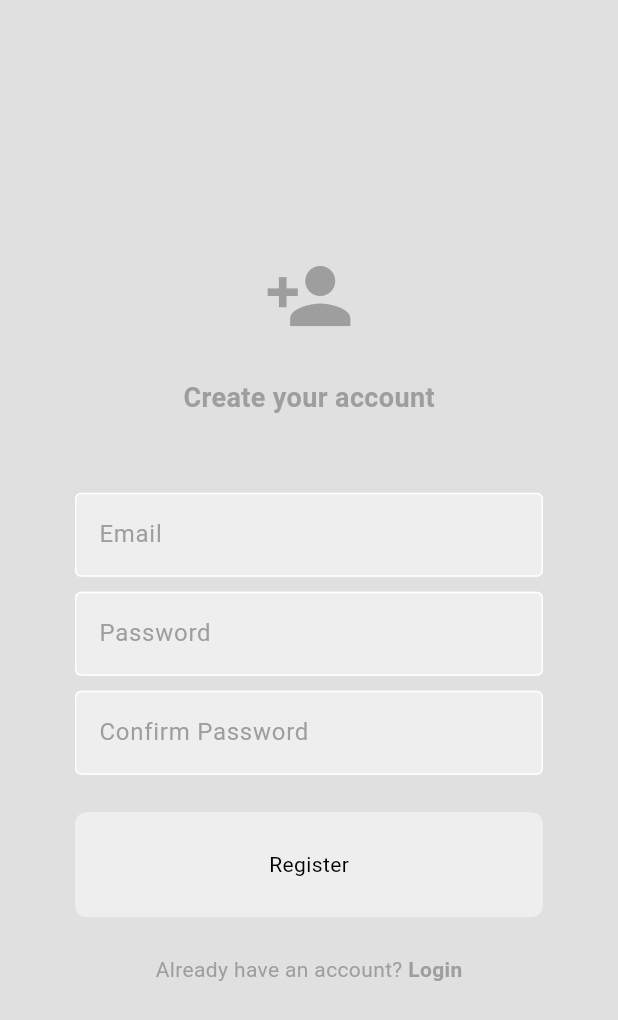
After one commit to Sparrowan/flutter-chat-app, a Flutter app: the screen it shows after launch, after a tap on "Register now", on a phone screen of 412 x 824 dp. The commit adds this screen. Shown: the top 1020 px of the screen. Run offline on Flutter 3.47's test engine with Material 3 defaults, Android fonts, the phone set to English and light mode, and no system bars.

Commit message:
Designed register page

```diff
--- /dev/null
+++ b/lib/auth/login_or_register.dart
@@ -0,0 +1,29 @@
+import 'package:flutter/material.dart';
+import 'package:flutter_chat_app/pages/login_page.dart';
+import 'package:flutter_chat_app/pages/register_page.dart';
+
+class LoginOrRegister extends StatefulWidget {
+  const LoginOrRegister({super.key});
+
+  @override
+  State<LoginOrRegister> createState() => _LoginOrRegisterState();
+}
+
+class _LoginOrRegisterState extends State<LoginOrRegister> {
+  bool showLoginPage = true;
+
+  void togglePages() {
+    setState(() {
+      showLoginPage = !showLoginPage;
+    });
+  }
+
+  @override
+  Widget build(BuildContext context) {
+    if (showLoginPage) {
+      return LoginPage(onTap: togglePages);
+    } else {
+      return RegisterPage(onTap: togglePages);
+    }
+  }
+}
--- a/lib/main.dart
+++ b/lib/main.dart
@@ -1,5 +1,7 @@
 import 'package:flutter/material.dart';
+import 'package:flutter_chat_app/auth/login_or_register.dart';
 import 'package:flutter_chat_app/pages/login_page.dart';
+import 'package:flutter_chat_app/pages/register_page.dart';
 import 'package:flutter_chat_app/themes/light_mode.dart';
 
 void main() {
@@ -15,7 +17,7 @@ class MyApp extends StatelessWidget {
     return MaterialApp(
       debugShowCheckedModeBanner: false,
       theme: lightMode,
-      home: LoginPage(),
+      home: LoginOrRegister(),
     );
   }
 }
--- a/lib/pages/login_page.dart
+++ b/lib/pages/login_page.dart
@@ -6,7 +6,8 @@ class LoginPage extends StatelessWidget {
   // email and password controllers
   final TextEditingController _emailController = TextEditingController();
   final TextEditingController _passwordController = TextEditingController();
-  LoginPage({super.key});
+  final void Function()? onTap;
+  LoginPage({super.key, required this.onTap});
   void login() {
     print("login");
   }
@@ -61,11 +62,14 @@ class LoginPage extends StatelessWidget {
                     color: Theme.of(context).colorScheme.primary,
                   ),
                 ),
-                Text(
-                  "Register now",
-                  style: TextStyle(
-                    fontWeight: FontWeight.bold,
-                    color: Theme.of(context).colorScheme.primary,
+                GestureDetector(
+                  onTap: onTap,
+                  child: Text(
+                    "Register now",
+                    style: TextStyle(
+                      fontWeight: FontWeight.bold,
+                      color: Theme.of(context).colorScheme.primary,
+                    ),
                   ),
                 ),
               ],
--- /dev/null
+++ b/lib/pages/register_page.dart
@@ -0,0 +1,105 @@
+import 'package:flutter/material.dart';
+import 'package:flutter_chat_app/components/my_button.dart';
+import 'package:flutter_chat_app/components/my_textfield.dart';
+
+class RegisterPage extends StatelessWidget {
+  // controllers
+  final TextEditingController _emailController = TextEditingController();
+  final TextEditingController _passwordController = TextEditingController();
+  final TextEditingController _confirmPasswordController =
+      TextEditingController();
+  final void Function()? onTap;
+
+  RegisterPage({super.key, required this.onTap});
+
+  void register() {
+    print("register");
+  }
+
+  @override
+  Widget build(BuildContext context) {
+    return Scaffold(
+      backgroundColor: Theme.of(context).colorScheme.surface,
+      body: Center(
+        child: SingleChildScrollView(
+          padding: const EdgeInsets.symmetric(horizontal: 25.0),
+          child: Column(
+            mainAxisAlignment: MainAxisAlignment.center,
+            children: [
+              // logo
+              Icon(
+                Icons.person_add,
+                size: 60,
+                color: Theme.of(context).colorScheme.primary,
+              ),
+              const SizedBox(height: 25),
+
+              // title
+              Text(
+                "Create your account",
+                style: TextStyle(
+                  color: Theme.of(context).colorScheme.primary,
+                  fontSize: 18,
+                  fontWeight: FontWeight.w600,
+                ),
+              ),
+              const SizedBox(height: 50),
+
+              // email
+              MyTextfield(
+                hintText: "Email",
+                obscureText: false,
+                controller: _emailController,
+              ),
+              const SizedBox(height: 10),
+
+              // password
+              MyTextfield(
+                hintText: "Password",
+                obscureText: true,
+                controller: _passwordController,
+              ),
+              const SizedBox(height: 10),
+
+              // confirm password
+              MyTextfield(
+                hintText: "Confirm Password",
+                obscureText: true,
+                controller: _confirmPasswordController,
+              ),
+              const SizedBox(height: 25),
+
+              // register button
+              MyButton(text: "Register", onTap: register),
+
+              const SizedBox(height: 25),
+
+              // login redirect
+              Row(
+                mainAxisAlignment: MainAxisAlignment.center,
+                children: [
+                  Text(
+                    "Already have an account? ",
+                    style: TextStyle(
+                      color: Theme.of(context).colorScheme.primary,
+                    ),
+                  ),
+                  GestureDetector(
+                    onTap: onTap,
+                    child: Text(
+                      "Login",
+                      style: TextStyle(
+                        fontWeight: FontWeight.bold,
+                        color: Theme.of(context).colorScheme.primary,
+                      ),
+                    ),
+                  ),
+                ],
+              ),
+            ],
+          ),
+        ),
+      ),
+    );
+  }
+}
```
